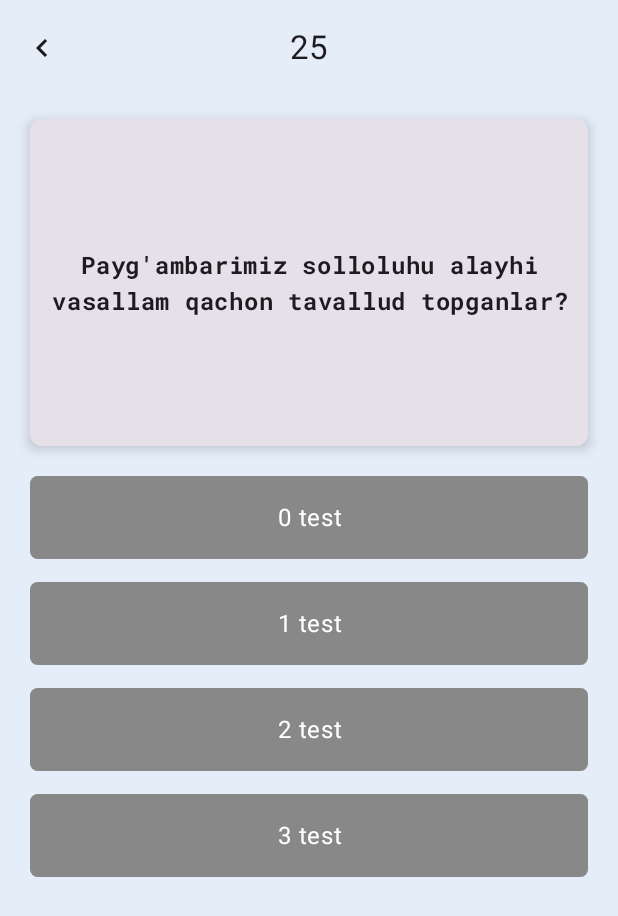
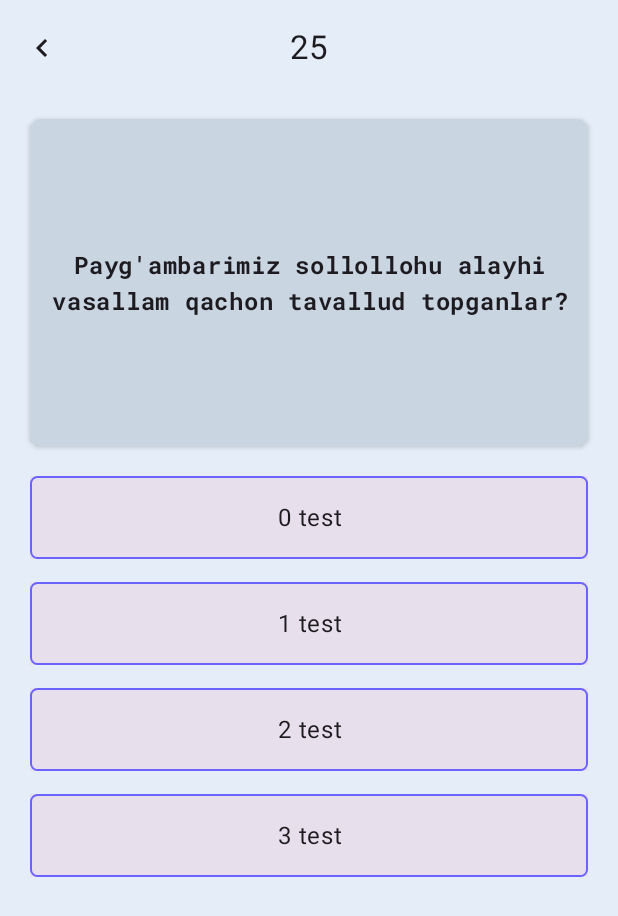
Before and after one commit to samandar-me/intellekt, an Android app built with Jetpack Compose: the composable GameScreen shown on its own in the app's theme, on a phone screen of 412 x 824 dp. Shown: the top 916 px of the screen. Run offline under Robolectric (Android 15) with nearby library versions, the phone set to English and light mode, and no system bars; our stand-ins replace Dagger/Hilt's generated code.

Commit message:
Bugs fixed

```diff
--- a/app/src/main/java/com/sdk/tafakkur/ui/components/OptionItem.kt
+++ b/app/src/main/java/com/sdk/tafakkur/ui/components/OptionItem.kt
@@ -1,20 +1,20 @@
 package com.sdk.tafakkur.ui.components
 
 import androidx.compose.foundation.background
+import androidx.compose.foundation.border
 import androidx.compose.foundation.clickable
 import androidx.compose.foundation.layout.Box
 import androidx.compose.foundation.layout.fillMaxWidth
 import androidx.compose.foundation.layout.height
-import androidx.compose.foundation.layout.padding
 import androidx.compose.foundation.shape.RoundedCornerShape
+import androidx.compose.material3.MaterialTheme
 import androidx.compose.material3.Text
 import androidx.compose.runtime.Composable
 import androidx.compose.ui.Alignment
 import androidx.compose.ui.Modifier
-import androidx.compose.ui.draw.clip
-import androidx.compose.ui.graphics.Color
 import androidx.compose.ui.text.style.TextAlign
 import androidx.compose.ui.unit.dp
+import com.sdk.tafakkur.ui.theme.Blue
 
 @Composable
 fun OptionItem(
@@ -26,11 +26,11 @@ fun OptionItem(
         modifier = modifier
             .fillMaxWidth()
             .height(55.dp)
-            .clip(RoundedCornerShape(5.dp))
-            .background(Color.Gray)
+            .border(1.dp, Blue,RoundedCornerShape(5.dp))
+            .background(MaterialTheme.colorScheme.surfaceVariant)
             .clickable { onClick() },
         contentAlignment = Alignment.Center
     ) {
-        Text(text = text, textAlign = TextAlign.Center,color = Color.White)
+        Text(text = text, textAlign = TextAlign.Center)
     }
 }
--- a/app/src/main/java/com/sdk/tafakkur/ui/game/GameScreen.kt
+++ b/app/src/main/java/com/sdk/tafakkur/ui/game/GameScreen.kt
@@ -53,8 +53,9 @@ fun GameScreen(navHostController: NavHostController) {
                     .fillMaxWidth()
                     .padding(start = 20.dp, end = 20.dp, bottom = 20.dp, top = 15.dp)
                     .weight(1f),
+                colors = CardDefaults.cardColors(containerColor = MaterialTheme.colorScheme.onTertiaryContainer),
                 shape = RoundedCornerShape(8.dp),
-                elevation = CardDefaults.cardElevation(defaultElevation = 5.dp)
+                elevation = CardDefaults.cardElevation(defaultElevation = 2.dp)
             ) {
                 Box(
                     modifier = Modifier
@@ -62,7 +63,7 @@ fun GameScreen(navHostController: NavHostController) {
                         .padding(5.dp), contentAlignment = Alignment.Center
                 ) {
                     Text(
-                        text = "Payg'ambarimiz solloluhu alayhi vasallam qachon tavallud topganlar?",
+                        text = "Payg'ambarimiz sollollohu alayhi vasallam qachon tavallud topganlar?",
                         fontFamily = RobotBold,
                         fontSize = 16.sp,
                         textAlign = TextAlign.Center
@@ -77,7 +78,11 @@ fun GameScreen(navHostController: NavHostController) {
                 verticalArrangement = Arrangement.spacedBy(15.dp)
             ) {
                 items(4) {
-                    OptionItem(onClick = { /*TODO*/ }, text = "$it test")
+                    OptionItem(
+                        onClick = { /*TODO*/ },
+                        text = "$it test",
+                        modifier = Modifier.background(Color.Red)
+                    )
                 }
             }
         }
--- a/app/src/main/java/com/sdk/tafakkur/ui/theme/Color.kt
+++ b/app/src/main/java/com/sdk/tafakkur/ui/theme/Color.kt
@@ -4,6 +4,8 @@ import androidx.compose.ui.graphics.Color
 
 val Blue = Color(0xFF6C63FF)
 val Dark = Color(0xFF242B2E)
+val CardBlue = Color(0xFF5DA3FA)
+val CardLight = Color(0xFFCAD5E2)
 val LightBlue = Color(0xFFADCDF5)
 val DarkBlue = Color(0xFF120E43)
 val DarkRed = Color(0xFFB4161B)
--- a/app/src/main/java/com/sdk/tafakkur/ui/theme/Theme.kt
+++ b/app/src/main/java/com/sdk/tafakkur/ui/theme/Theme.kt
@@ -14,12 +14,14 @@ import androidx.compose.ui.platform.LocalView
 private val DarkColorScheme = darkColorScheme(
     primary = Dark,
     secondary = Dark,
+    onTertiaryContainer = CardBlue
 )
 
 private val LightColorScheme = lightColorScheme(
     primary = Blue,
     secondary = DarkBlue,
-    background = Color(0xFFE4EDF8)
+    background = Color(0xFFE4EDF8),
+    onTertiaryContainer = CardLight
 )
 
 @Composable
```
Also changed, not shown: app/src/main/java/com/sdk/tafakkur/MainActivity.kt (+57 -5 lines).
